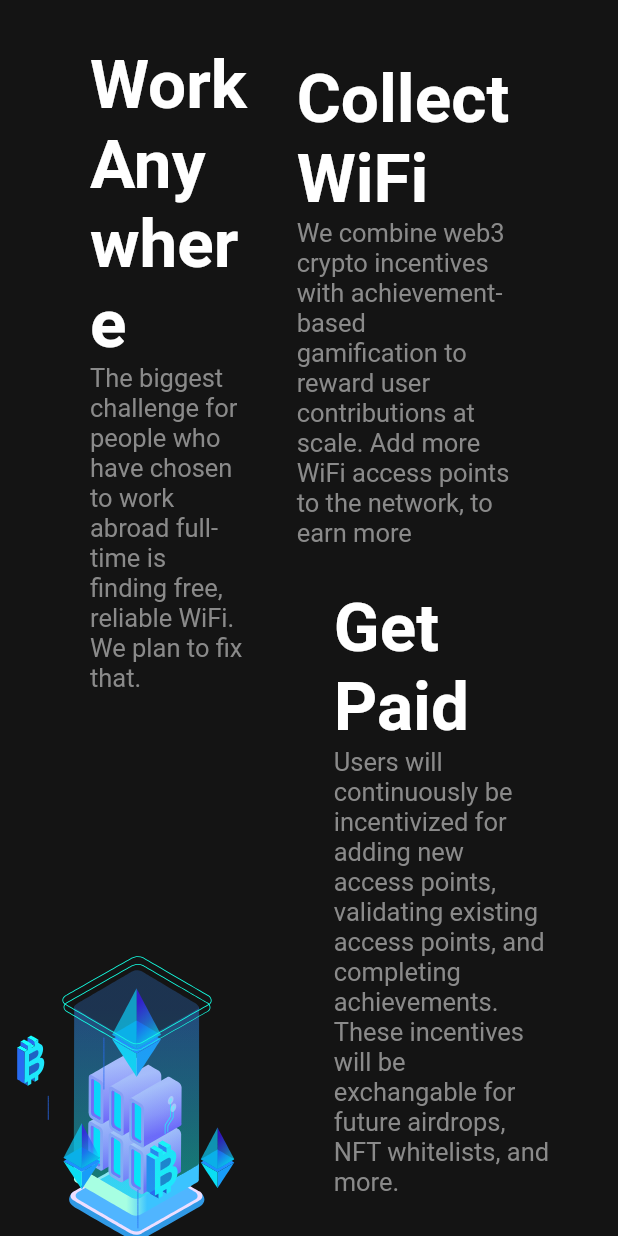
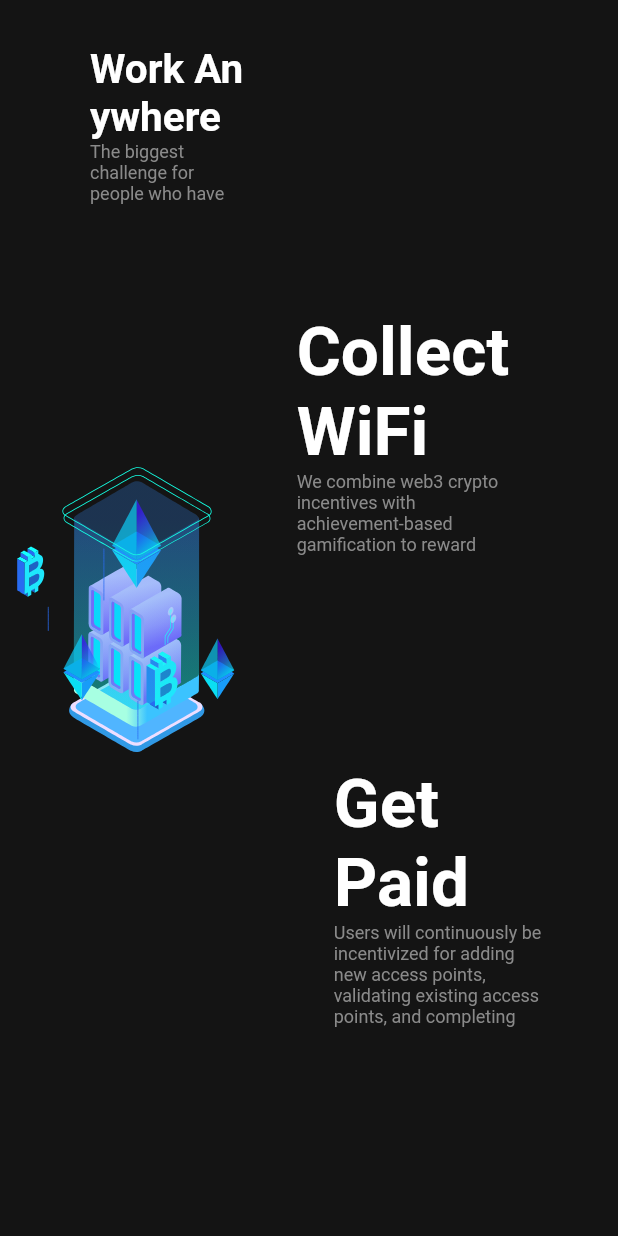
Before and after one commit to Maverick-Wolf/verifi_website, a Flutter app: the LargeWorkScreen screen opened directly, on a phone screen of 412 x 824 dp. Run offline on Flutter 3.47's test engine with Material 2 defaults, Android fonts, the phone set to English and light mode, and no system bars; drawn by our look-alikes of auto_size_text; our stand-ins replace dots_indicator, font_awesome_flutter, lottie; missing offline and left inert: blobs.

Commit message:
shifted to autosized text for texts on the website

```diff
--- a/lib/screens/large_screens/features_screen.dart
+++ b/lib/screens/large_screens/features_screen.dart
@@ -1,3 +1,4 @@
+import 'package:auto_size_text/auto_size_text.dart';
 import 'package:blobs/blobs.dart';
 import 'package:flutter/material.dart';
 import 'package:verifi_website/theme.dart';
@@ -40,14 +41,15 @@ class _LargeFeaturesScreenState extends State<LargeFeaturesScreen> {
                     crossAxisAlignment: CrossAxisAlignment.start,
                     mainAxisAlignment: MainAxisAlignment.center,
                     children: const [
-                      Text(
+                      AutoSizeText(
                         "Current\nFeatures",
+                        maxLines: 2,
                         style: TextStyle(
                             color: white,
                             fontSize: 60.0,
                             fontWeight: FontWeight.bold),
                       ),
-                      Text(
+                      AutoSizeText(
                         "up and running features we have on our platform at the moment",
                         maxLines: 2,
                         style: TextStyle(color: grey, fontSize: 23.0),
--- a/lib/screens/large_screens/future_plans_screen.dart
+++ b/lib/screens/large_screens/future_plans_screen.dart
@@ -1,3 +1,4 @@
+import 'package:auto_size_text/auto_size_text.dart';
 import 'package:blobs/blobs.dart';
 import 'package:flutter/material.dart';
 import 'package:verifi_website/theme.dart';
@@ -42,8 +43,9 @@ class _LargeFuturePlansScreenState extends State<LargeFuturePlansScreen> {
                 SizedBox(
                   width: width * 0.4,
                   height: height * 0.5,
-                  child: const Text(
+                  child: const AutoSizeText(
                     "Upcoming\nFeatures",
+                    maxLines: 2,
                     style: TextStyle(
                         color: white,
                         fontSize: 60.0,
--- a/lib/screens/large_screens/work_screen.dart
+++ b/lib/screens/large_screens/work_screen.dart
@@ -1,3 +1,4 @@
+import 'package:auto_size_text/auto_size_text.dart';
 import 'package:flutter/material.dart';
 import 'package:lottie/lottie.dart';
 import 'package:verifi_website/theme.dart';
@@ -23,8 +24,9 @@ class LargeWorkScreen extends StatelessWidget {
                   ),
                   const Padding(
                     padding: EdgeInsets.only(left: 60.0),
-                    child: Text(
+                    child: AutoSizeText(
                       "Work Anywhere",
+                      maxLines: 2,
                       style: TextStyle(
                           color: white,
                           fontSize: 45.0,
@@ -33,8 +35,9 @@ class LargeWorkScreen extends StatelessWidget {
                   ),
                   const Padding(
                     padding: EdgeInsets.only(left: 60.0),
-                    child: Text(
+                    child: AutoSizeText(
                       "The biggest challenge for people who have chosen to work abroad full-time is finding free, reliable WiFi. We plan to fix that.",
+                      maxLines: 3,
                       style: TextStyle(color: grey, fontSize: 17.0),
                     ),
                   ),
@@ -56,8 +59,9 @@ class LargeWorkScreen extends StatelessWidget {
                   ),
                   SizedBox(
                     width: width * 0.35,
-                    child: const Text(
+                    child: const AutoSizeText(
                       "Collect WiFi",
+                      maxLines: 2,
                       style: TextStyle(
                           color: white,
                           fontSize: 45.0,
@@ -66,9 +70,10 @@ class LargeWorkScreen extends StatelessWidget {
                   ),
                   SizedBox(
                     width: width * 0.35,
-                    child: const Text(
+                    child: const AutoSizeText(
                       "We combine web3 crypto incentives with achievement-based gamification to reward user contributions at scale. Add more WiFi access points to the network, to earn more",
                       style: TextStyle(color: grey, fontSize: 17.0),
+                      maxLines: 4,
                     ),
                   ),
                   const Spacer(
@@ -77,7 +82,7 @@ class LargeWorkScreen extends StatelessWidget {
                   Center(
                     child: SizedBox(
                       width: width * 0.35,
-                      child: const Text(
+                      child: const AutoSizeText(
                         "Get Paid",
                         style: TextStyle(
                             color: white,
@@ -89,9 +94,10 @@ class LargeWorkScreen extends StatelessWidget {
                   Center(
                     child: SizedBox(
                       width: width * 0.35,
-                      child: const Text(
+                      child: const AutoSizeText(
                         "Users will continuously be incentivized for adding new access points, validating existing access points, and completing achievements. These incentives will be exchangable for future airdrops, NFT whitelists, and more.",
                         style: TextStyle(color: grey, fontSize: 17.0),
+                        maxLines: 5,
                       ),
                     ),
                   ),
--- a/lib/widgets/crad_container.dart
+++ b/lib/widgets/crad_container.dart
@@ -1,3 +1,4 @@
+import 'package:auto_size_text/auto_size_text.dart';
 import 'package:flutter/material.dart';
 import 'package:verifi_website/theme.dart';
 
@@ -43,8 +44,9 @@ class _CardConatinerState extends State<CardConatiner> {
               height: height * 0.09,
               width: width * 0.058,
             ),
-            Text(
+            AutoSizeText(
               widget.title,
+              maxLines: 1,
               style: const TextStyle(
                   color: white,
                   fontSize: 24.0,
@@ -53,6 +55,7 @@ class _CardConatinerState extends State<CardConatiner> {
             ),
             Text(
               widget.description,
+              maxLines: 6,
               style: const TextStyle(
                   color: grey, fontSize: 12.0, fontFamily: font),
               textAlign: TextAlign.center,
--- a/pubspec.yaml
+++ b/pubspec.yaml
@@ -36,6 +36,7 @@ dependencies:
   blobs: ^2.0.0
   font_awesome_flutter: ^10.2.1
   dots_indicator: ^2.1.0
+  auto_size_text: ^3.0.0
 
 
   # The following adds the Cupertino Icons font to your application.
```
Also changed, not shown: lib/screens/large_screens/about_sceen.dart (+5 -2 lines), lib/screens/large_screens/home_screen.dart (+5 -3 lines), pubspec.lock.
